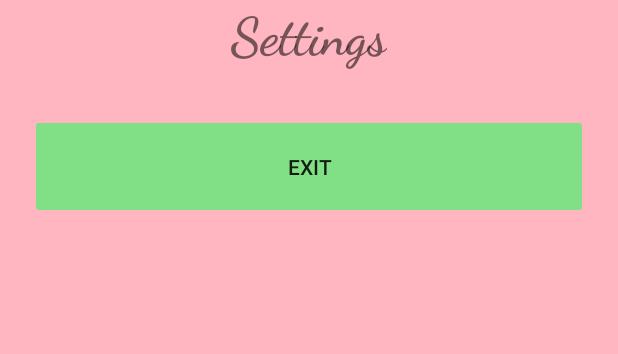
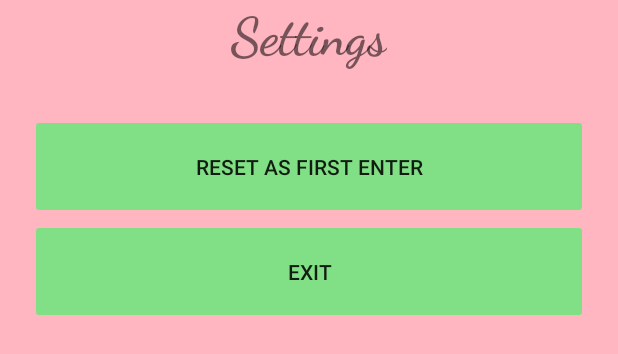
Before and after one commit to GGnet123/MobileProject, an Android app: the layout fragment_settings.xml on its own in the app's theme, with its tools: preview values and no code run, on a phone screen of 412 x 824 dp. Shown: the top 354 px of the screen. Run offline under Robolectric (Android 15) with nearby library versions, the phone set to English and light mode, and no system bars.

Commit message:
reset btn

```diff
--- a/app/src/main/java/com/example/gauharproject/MainActivity.java
+++ b/app/src/main/java/com/example/gauharproject/MainActivity.java
@@ -86,14 +86,7 @@ public class MainActivity extends AppCompatActivity {
 
         Toolbar toolbar = findViewById(R.id.toolbar);
         setSupportActionBar(toolbar);
-//        FloatingActionButton fab = findViewById(R.id.fab);
-//        fab.setOnClickListener(new View.OnClickListener() {
-//            @Override
-//            public void onClick(View view) {
-//                Snackbar.make(view, "Replace with your own action", Snackbar.LENGTH_LONG)
-//                        .setAction("Action", null).show();
-//            }
-//        });
+
         DrawerLayout drawer = findViewById(R.id.drawer_layout);
         NavigationView navigationView = findViewById(R.id.nav_view);
         // Passing each menu ID as a set of Ids because each
@@ -214,6 +207,11 @@ public class MainActivity extends AppCompatActivity {
         new logOut().execute();
     }
 
+    public void reset(View view){
+        PrefManager manager = new PrefManager(getApplicationContext());
+        manager.setFirstTimeLaunch(true);
+    }
+
     private class logOut extends AsyncTask<Void,Void,Void> {
         @Override
         protected void onPreExecute() {
--- a/app/src/main/res/layout/fragment_settings.xml
+++ b/app/src/main/res/layout/fragment_settings.xml
@@ -38,7 +38,16 @@
                 android:textStyle="bold"
                 android:layout_centerHorizontal="true"
                 android:layout_marginBottom="30dp"/>
-
+            <Button
+                android:id="@+id/resetBtn"
+                android:layout_width="match_parent"
+                android:layout_height="70dp"
+                android:layout_marginLeft="20dp"
+                android:layout_marginRight="20dp"
+                android:backgroundTint="#81E085"
+                android:onClick="reset"
+                android:layout_below="@+id/settings"
+                android:text="Reset as first enter" />
             <Button
                 android:id="@+id/exitBtn"
                 android:layout_width="match_parent"
@@ -47,7 +56,7 @@
                 android:layout_marginRight="20dp"
                 android:backgroundTint="#81E085"
                 android:onClick="exit"
-                android:layout_below="@+id/settings"
+                android:layout_below="@+id/resetBtn"
                 android:text="Exit" />
         </RelativeLayout>
     </LinearLayout>
```
